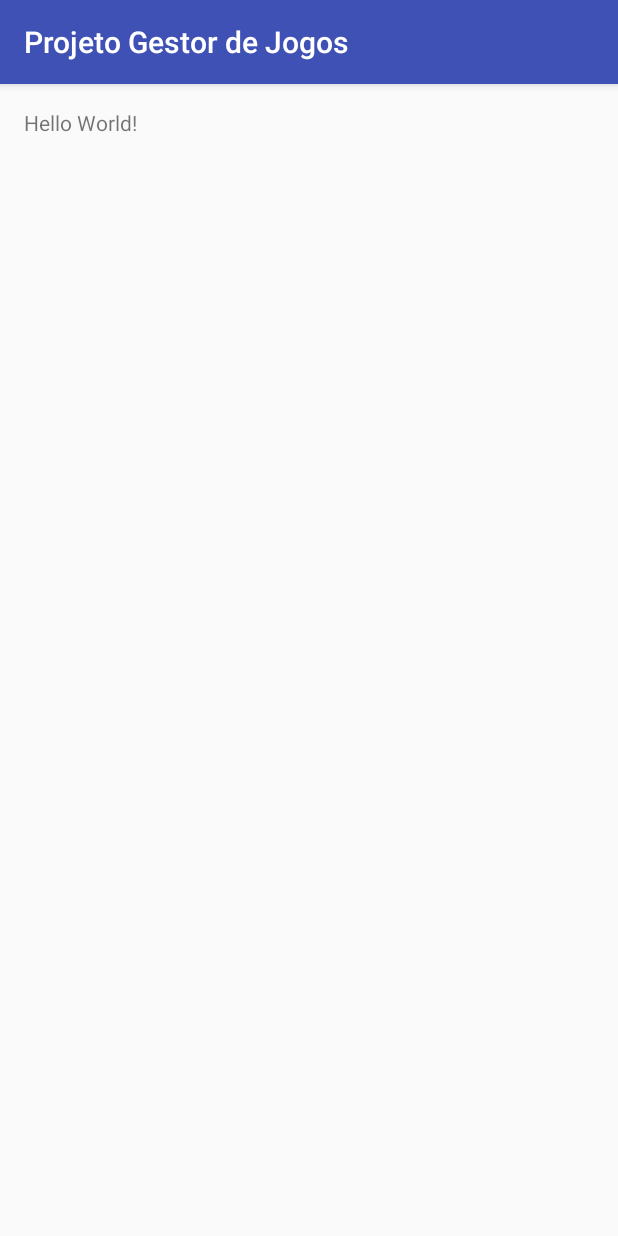
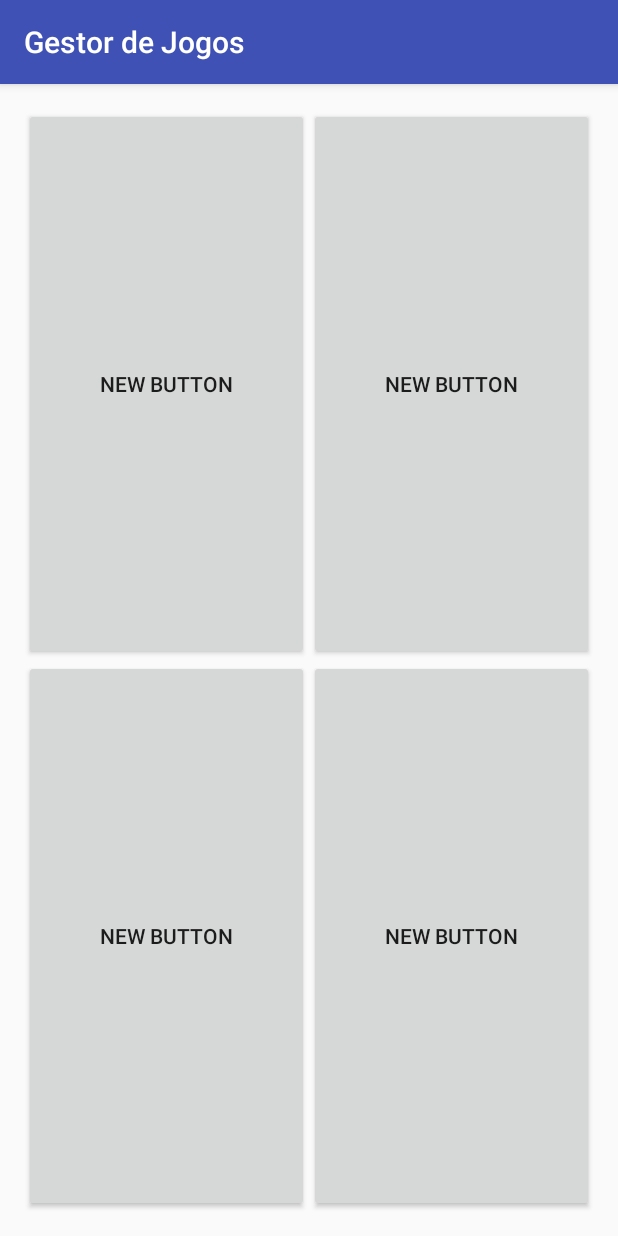
Before and after one commit to rafaelperatello/Projeto-Gestor-de-Jogos, an Android app: the screen it shows after launch (MainActivity), on a phone screen of 412 x 824 dp. Run offline under Robolectric (Android 15) with nearby library versions, the phone set to English and light mode, and no system bars.

Commit message:
activity home

```diff
--- a/app/src/main/AndroidManifest.xml
+++ b/app/src/main/AndroidManifest.xml
@@ -8,10 +8,13 @@
         android:label="@string/app_name"
         android:supportsRtl="true"
         android:theme="@style/AppTheme" >
-        <activity android:name=".MainActivity" >
+
+        <activity
+            android:name=".activity.MainActivity"
+            android:label="@string/main_activity_name"
+            >
             <intent-filter>
                 <action android:name="android.intent.action.MAIN" />
-
                 <category android:name="android.intent.category.LAUNCHER" />
             </intent-filter>
         </activity>
--- a/app/src/main/java/br/edu/ifspsaocarlos/sdm/projetogestordejogos/MainActivity.java
+++ /dev/null
@@ -1,13 +0,0 @@
-package br.edu.ifspsaocarlos.sdm.projetogestordejogos;
-
-import android.support.v7.app.AppCompatActivity;
-import android.os.Bundle;
-
-public class MainActivity extends AppCompatActivity {
-
-    @Override
-    protected void onCreate(Bundle savedInstanceState) {
-        super.onCreate(savedInstanceState);
-        setContentView(R.layout.activity_main);
-    }
-}
--- /dev/null
+++ b/app/src/main/java/br/edu/ifspsaocarlos/sdm/projetogestordejogos/activity/MainActivity.java
@@ -0,0 +1,62 @@
+package br.edu.ifspsaocarlos.sdm.projetogestordejogos.activity;
+
+import android.support.v7.app.AppCompatActivity;
+import android.os.Bundle;
+import android.view.View;
+import android.widget.Button;
+import android.widget.Toast;
+
+import br.edu.ifspsaocarlos.sdm.projetogestordejogos.R;
+
+public class MainActivity extends AppCompatActivity {
+    private Button bt_dice;
+    private Button bt_roll;
+    private Button bt_chess;
+    private Button bt_chronometer;
+
+    @Override
+    protected void onCreate(Bundle savedInstanceState) {
+        super.onCreate(savedInstanceState);
+        setContentView(R.layout.activity_main);
+
+        bt_dice = (Button) findViewById(R.id.buttondice);
+        bt_roll = (Button) findViewById(R.id.buttonroll);
+        bt_chess = (Button) findViewById(R.id.buttonchess);
+        bt_chronometer = (Button) findViewById(R.id.buttonchronometer);
+
+        bt_dice.setOnClickListener(btDiceOnClickListener);
+        bt_roll.setOnClickListener(btRollOnClickListener);
+        bt_chess.setOnClickListener(btChessOnClickListener);
+        bt_chronometer.setOnClickListener(btChronometerOnClickListener);
+
+
+    }
+
+    private View.OnClickListener btDiceOnClickListener = new View.OnClickListener() {
+        @Override
+        public void onClick(View v) {
+            Toast.makeText(MainActivity.this, "Dice", Toast.LENGTH_LONG).show();
+        }
+    };
+
+    private View.OnClickListener btRollOnClickListener = new View.OnClickListener() {
+        @Override
+        public void onClick(View v) {
+            Toast.makeText(MainActivity.this, "Roll", Toast.LENGTH_LONG).show();
+        }
+    };
+
+    private View.OnClickListener btChessOnClickListener = new View.OnClickListener() {
+        @Override
+        public void onClick(View v) {
+            Toast.makeText(MainActivity.this, "Chess", Toast.LENGTH_LONG).show();
+        }
+    };
+
+    private View.OnClickListener btChronometerOnClickListener = new View.OnClickListener() {
+        @Override
+        public void onClick(View v) {
+            Toast.makeText(MainActivity.this, "Chronometer", Toast.LENGTH_LONG).show();
+        }
+    };
+}
--- a/app/src/main/res/layout/activity_main.xml
+++ b/app/src/main/res/layout/activity_main.xml
@@ -1,11 +1,56 @@
 <?xml version="1.0" encoding="utf-8"?>
-<RelativeLayout xmlns:android="http://schemas.android.com/apk/res/android"
+<LinearLayout xmlns:android="http://schemas.android.com/apk/res/android"
     xmlns:tools="http://schemas.android.com/tools" android:layout_width="match_parent"
     android:layout_height="match_parent" android:paddingLeft="@dimen/activity_horizontal_margin"
+    android:orientation="vertical"
     android:paddingRight="@dimen/activity_horizontal_margin"
     android:paddingTop="@dimen/activity_vertical_margin"
     android:paddingBottom="@dimen/activity_vertical_margin" tools:context=".MainActivity">
 
-    <TextView android:text="Hello World!" android:layout_width="wrap_content"
-        android:layout_height="wrap_content" />
-</RelativeLayout>
+    <LinearLayout
+        android:orientation="horizontal"
+        android:layout_weight="0.5"
+        android:layout_width="match_parent"
+        android:layout_height="wrap_content"
+        android:layout_alignParentTop="true"
+        android:layout_alignParentStart="true">
+
+        <Button
+            android:layout_width="wrap_content"
+            android:layout_height="match_parent"
+            android:layout_weight="0.5"
+            android:text="New Button"
+            android:id="@+id/buttondice" />
+
+        <Button
+            android:layout_width="wrap_content"
+            android:layout_height="match_parent"
+            android:layout_weight="0.5"
+            android:text="New Button"
+            android:id="@+id/buttonroll" />
+    </LinearLayout>
+
+    <LinearLayout
+        android:orientation="horizontal"
+        android:layout_weight="0.5"
+        android:layout_width="match_parent"
+        android:layout_height="wrap_content"
+        android:layout_alignParentTop="true"
+        android:layout_alignParentStart="true">
+
+        <Button
+            android:layout_width="wrap_content"
+            android:layout_height="match_parent"
+            android:layout_weight="0.5"
+            android:text="New Button"
+            android:id="@+id/buttonchess" />
+
+        <Button
+            android:layout_width="wrap_content"
+            android:layout_height="match_parent"
+            android:layout_weight="0.5"
+            android:text="New Button"
+            android:id="@+id/buttonchronometer" />
+    </LinearLayout>
+
+</LinearLayout>
--- a/app/src/main/res/values/strings.xml
+++ b/app/src/main/res/values/strings.xml
@@ -1,3 +1,5 @@
 <resources>
     <string name="app_name">Projeto Gestor de Jogos</string>
+    <string name="main_activity_name">Gestor de Jogos</string>
+
 </resources>
```
